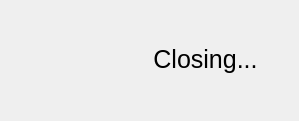
Old version of the form src/gpilot/ui/forms/frmclosingapp.ui in the repository etet100/AstroCore-GCode-Sender.
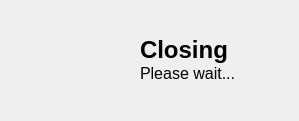
New version of the form. Icons and pictures are not drawn.

Commit message: Closing form

```diff
--- a/src/gpilot/ui/forms/frmclosingapp.ui
+++ b/src/gpilot/ui/forms/frmclosingapp.ui
@@ -38,9 +38,9 @@
   <widget class="QLabel" name="label">
    <property name="geometry">
     <rect>
-     <x>120</x>
+     <x>140</x>
      <y>10</y>
-     <width>171</width>
+     <width>151</width>
      <height>99</height>
     </rect>
    </property>
@@ -50,10 +50,10 @@
     </font>
    </property>
    <property name="text">
-    <string>Closing...</string>
+    <string>&lt;html&gt;&lt;head/&gt;&lt;body&gt;&lt;p&gt;&lt;span style=&quot; font-size:18pt; font-weight:700;&quot;&gt;Closing&lt;/span&gt;&lt;br/&gt;&lt;span style=&quot; font-size:12pt;&quot;&gt;Please wait...&lt;/span&gt;&lt;/p&gt;&lt;/body&gt;&lt;/html&gt;</string>
    </property>
    <property name="alignment">
-    <set>Qt::AlignmentFlag::AlignCenter</set>
+    <set>Qt::AlignmentFlag::AlignLeading|Qt::AlignmentFlag::AlignLeft|Qt::AlignmentFlag::AlignVCenter</set>
    </property>
   </widget>
  </widget>
```
